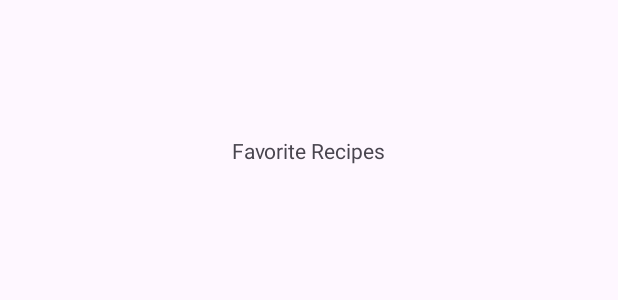
After one commit to pokosku/Progetto-Embedded, an Android app: the layout activity_favorite_recipes.xml on its own in the app's theme, with its tools: preview values and no code run, on a phone screen of 412 x 824 dp. The commit adds this screen. Shown: the top 300 px of the screen. Run offline under Robolectric (Android 15) with nearby library versions, the phone set to English and light mode, and no system bars.

Commit message:
Aggiunta FavoriteRecipesActivity Aggiunti dei TODO Aggiunta una data class Recipe che servira per il database Room

```diff
--- a/app/src/main/java/com/myapp/chefgpt/ImagePredictionActivity.kt
+++ b/app/src/main/java/com/myapp/chefgpt/ImagePredictionActivity.kt
@@ -144,7 +144,6 @@ class ImagePredictionActivity : AppCompatActivity() {
             val outputs = model.process(input)
             val probability = outputs.probabilityAsCategoryList
             val best = (probability.maxByOrNull { it.score })!!.label
-
             return best
         }catch (e: NullPointerException){
             return "Select an image first"
--- /dev/null
+++ b/app/src/main/res/layout/activity_favorite_recipes.xml
@@ -0,0 +1,27 @@
+<?xml version="1.0" encoding="utf-8"?>
+<androidx.constraintlayout.widget.ConstraintLayout xmlns:android="http://schemas.android.com/apk/res/android"
+    xmlns:app="http://schemas.android.com/apk/res-auto"
+    xmlns:tools="http://schemas.android.com/tools"
+    android:layout_width="match_parent"
+             android:layout_height="match_parent"
+    android:layout_gravity="center_horizontal">
+
+    <TextView
+        android:id="@+id/favoriteRecipes"
+        android:layout_width="wrap_content"
+        android:layout_height="wrap_content"
+        android:text="Favorite Recipes"
+        app:layout_constraintBottom_toTopOf="@+id/recyclerView"
+        app:layout_constraintEnd_toEndOf="parent"
+        app:layout_constraintStart_toStartOf="parent"
+        app:layout_constraintTop_toTopOf="parent" />
+
+    <androidx.recyclerview.widget.RecyclerView
+        android:id="@+id/recyclerView"
+        android:layout_width="225dp"
+        android:layout_height="424dp"
+        app:layout_constraintBottom_toBottomOf="parent"
+        app:layout_constraintEnd_toEndOf="parent"
+        app:layout_constraintStart_toStartOf="parent"
+        app:layout_constraintTop_toTopOf="parent" />
+</androidx.constraintlayout.widget.ConstraintLayout>
```
Also changed, not shown: app/src/main/AndroidManifest.xml (+22 -15 lines), app/src/main/java/com/myapp/chefgpt/FavoriteRecipesActivity.kt (added, +19 -0 lines), app/src/main/java/com/myapp/chefgpt/RecipeLoadingActivity.kt (+6 -3 lines), app/src/main/java/com/myapp/chefgpt/RecipeResultActivity.kt (+16 -2 lines), app/src/main/java/com/myapp/chefgpt/utils/Recipe.kt (added, +21 -0 lines).
